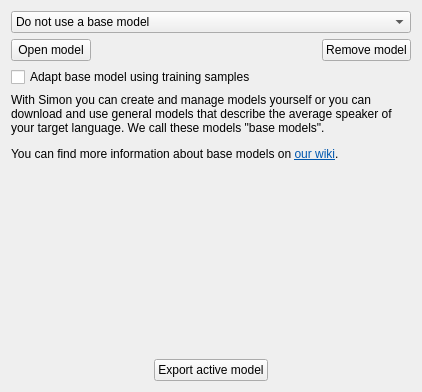
Before: the Qt Designer form simonlib/simonscenarios/modelsettingsdlg.ui in KDE/simon, drawn with Qt 5.
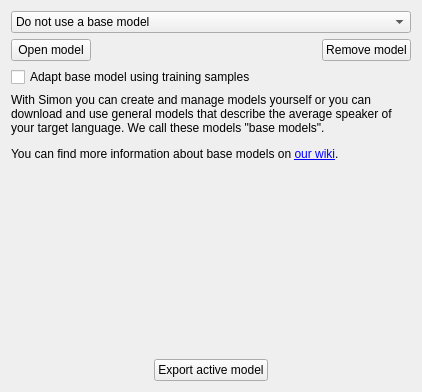
After: the same form once the commit is applied. Custom widgets are drawn as their Qt base class.

Commit message: Removing all hardcoded font families from HTML strings

Patch:
```diff
--- a/simonlib/simonscenarios/modelsettingsdlg.ui
+++ b/simonlib/simonscenarios/modelsettingsdlg.ui
@@ -73,9 +73,8 @@
       <string>&lt;!DOCTYPE HTML PUBLIC &quot;-//W3C//DTD HTML 4.0//EN&quot; &quot;http://www.w3.org/TR/REC-html40/strict.dtd&quot;&gt;
 &lt;html&gt;&lt;head&gt;&lt;meta name=&quot;qrichtext&quot; content=&quot;1&quot; /&gt;&lt;style type=&quot;text/css&quot;&gt;
 p, li { white-space: pre-wrap; }
-&lt;/style&gt;&lt;/head&gt;&lt;body style=&quot; font-family:'Sans Serif'; font-size:9pt; font-weight:400; font-style:normal;&quot;&gt;
-&lt;p style=&quot; margin-top:12px; margin-bottom:12px; margin-left:0px; margin-right:0px; -qt-block-indent:0; text-indent:0px;&quot;&gt;&lt;span style=&quot; font-family:'Ubuntu';&quot;&gt;With Simon you can create and manage models yourself or you can download and use general models that describe the average speaker of your target language. We call these models &quot;base models&quot;.&lt;/span&gt;&lt;/p&gt;
-&lt;p style=&quot; margin-top:12px; margin-bottom:12px; margin-left:0px; margin-right:0px; -qt-block-indent:0; text-indent:0px;&quot;&gt;&lt;span style=&quot; font-family:'Ubuntu';&quot;&gt;You can find more information about base models on &lt;/span&gt;&lt;a href=&quot;http://userbase.kde.org/Simon/Base_models&quot;&gt;&lt;span style=&quot; font-family:'Ubuntu'; text-decoration: underline; color:#0057ae;&quot;&gt;our wiki&lt;/span&gt;&lt;/a&gt;&lt;span style=&quot; font-family:'Ubuntu';&quot;&gt;.&lt;/span&gt;&lt;/p&gt;&lt;/body&gt;&lt;/html&gt;</string>
+&lt;/style&gt;&lt;/head&gt;&lt;body&gt;&lt;p&gt;With Simon you can create and manage models yourself or you can download and use general models that describe the average speaker of your target language. We call these models &quot;base models&quot;.&lt;/p&gt;
+&lt;p&gt;You can find more information about base models on &lt;a href=&quot;http://userbase.kde.org/Simon/Base_models&quot;&gt;our wiki&lt;/a&gt;.&lt;/p&gt;&lt;/body&gt;&lt;/html&gt;</string>
      </property>
      <property name="wordWrap">
       <bool>true</bool>
```
The commit also changes 5 other files.
